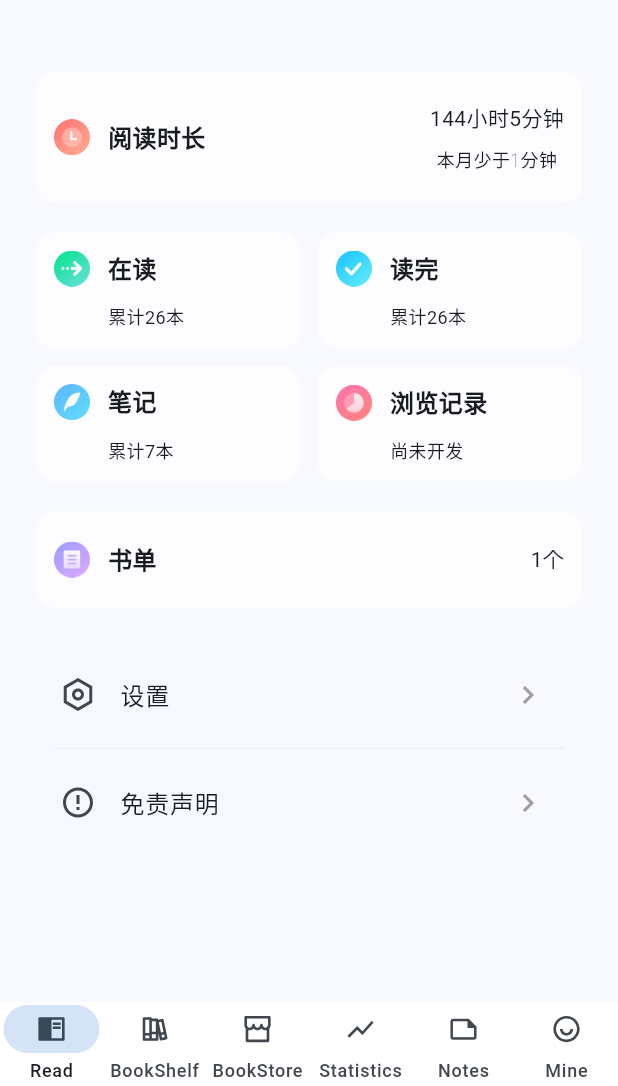
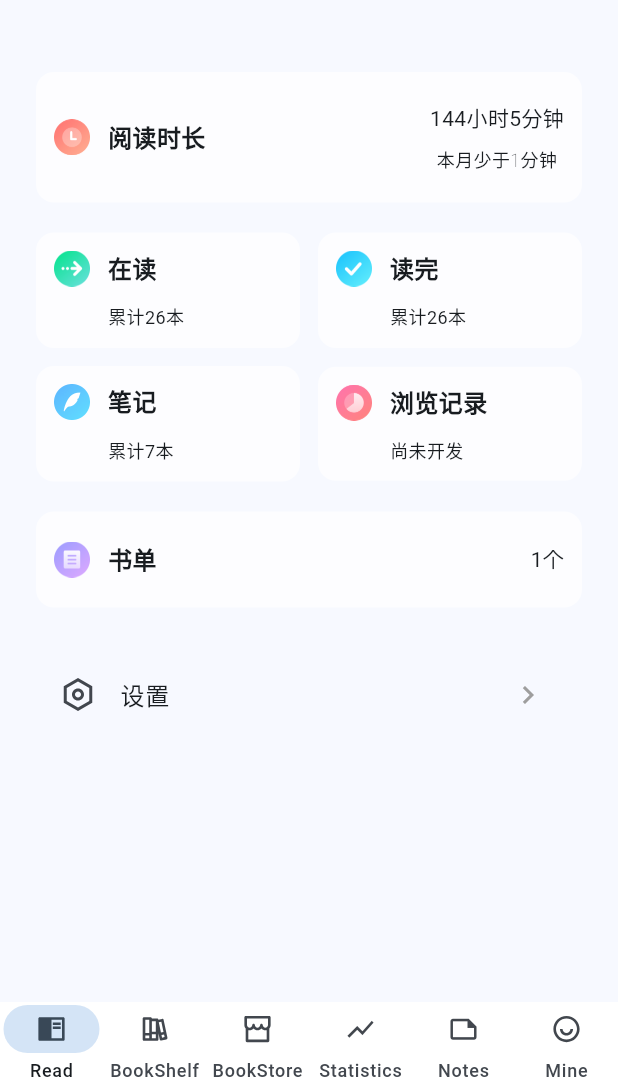
Before and after one commit to ningskAI/iyoot, a Flutter app: the MinePage screen opened by its route, on a phone screen of 412 x 824 dp, the part 150-1236 px from its top. Run offline on Flutter 3.47's test engine with Material 3 defaults, Android fonts, the phone set to English and light mode, and no system bars; our stand-ins replace auto_route, drift, flutter_hooks, flutter_riverpod, get, go_router and 5 more; missing offline and left inert: encrypt, flex_seed_scheme, shadcn_flutter, sqlite3, window_manager; accounts and stored records are empty; generated files the repository leaves out were written again; statements that could not run were skipped.

Commit message:
我的界面变更

```diff
--- a/lib/main.dart
+++ b/lib/main.dart
@@ -1,5 +1,6 @@
 import 'dart:ui';
 import 'package:flutter/material.dart';
+import 'package:flutter/services.dart';
 import 'package:flutter_hooks/flutter_hooks.dart';
 import 'package:hooks_riverpod/hooks_riverpod.dart';
 import 'package:iyoot/collections/app_style.dart';
@@ -14,6 +15,14 @@ import 'package:flutter_localizations/flutter_localizations.dart';
 void main() async {
   WidgetsFlutterBinding.ensureInitialized();
   final database = AppDatabase();
+  SystemChrome.setEnabledSystemUIMode(SystemUiMode.edgeToEdge);
+  //设置状态栏为透明
+  SystemUiOverlayStyle systemUiOverlayStyle = const SystemUiOverlayStyle(
+    statusBarColor: Colors.transparent,
+    statusBarIconBrightness: Brightness.dark,
+    systemNavigationBarColor: Colors.transparent,
+  );
+  SystemChrome.setSystemUIOverlayStyle(systemUiOverlayStyle);
   runApp(
     ProviderScope(
       overrides: [
--- a/lib/pages/mine/mine.dart
+++ b/lib/pages/mine/mine.dart
@@ -6,6 +6,7 @@ import 'package:hooks_riverpod/hooks_riverpod.dart';
 import 'package:iyoot/collections/app_style.dart';
 import 'package:iyoot/modules/mine/mine_booklist_section.dart';
 import 'package:iyoot/modules/mine/mine_read_rank_section.dart';
+import 'package:iyoot/provider/user_preferences_provider.dart';
 import 'package:remixicon/remixicon.dart';
 import 'package:iyoot/modules/mine/mine_read_section.dart';
 
@@ -15,10 +16,15 @@ class MinePage extends HookConsumerWidget {
   @override
   Widget build(BuildContext context, ref) {
     return AnnotatedRegion<SystemUiOverlayStyle>(
-      value: SystemUiOverlayStyle.light.copyWith(
-        systemNavigationBarColor: Colors.transparent,
+        value: Theme.of(context).brightness == Brightness.dark
+            ? SystemUiOverlayStyle.light.copyWith(
+          systemNavigationBarColor: Colors.transparent,
+        )
+            : SystemUiOverlayStyle.dark.copyWith(
+          systemNavigationBarColor: Colors.transparent,
       ),
       child: SafeArea(
+
         child: Container(
           margin: EdgeInsets.all(20),
           child: ListView(
@@ -63,21 +69,6 @@ class MinePage extends HookConsumerWidget {
                   context.push("/settings");
                 },
               ),
-              Divider(
-                indent: 12,
-                endIndent: 12,
-                color: Colors.grey.withAlpha(25),
-              ),
-              _buildCard(
-                context,
-                children: [
-                  const ListTile(
-                    leading: Icon(Remix.error_warning_line),
-                    title: Text("免责声明"),
-                    trailing: Icon(Icons.chevron_right, color: Colors.grey),
-                  ),
-                ],
-              ),
             ],
           ),
         ),
@@ -85,18 +76,4 @@ class MinePage extends HookConsumerWidget {
     );
   }
 
-  Widget _buildCard(BuildContext context, {required List<Widget> children}) {
-    return Theme(
-      data: Theme.of(context).copyWith(
-        listTileTheme: ListTileThemeData(
-          shape: RoundedRectangleBorder(borderRadius: AppStyle.radius8),
-        ),
-      ),
-      child: Column(
-        mainAxisSize: MainAxisSize.min,
-        crossAxisAlignment: CrossAxisAlignment.stretch,
-        children: children,
-      ),
-    );
-  }
 }
```
